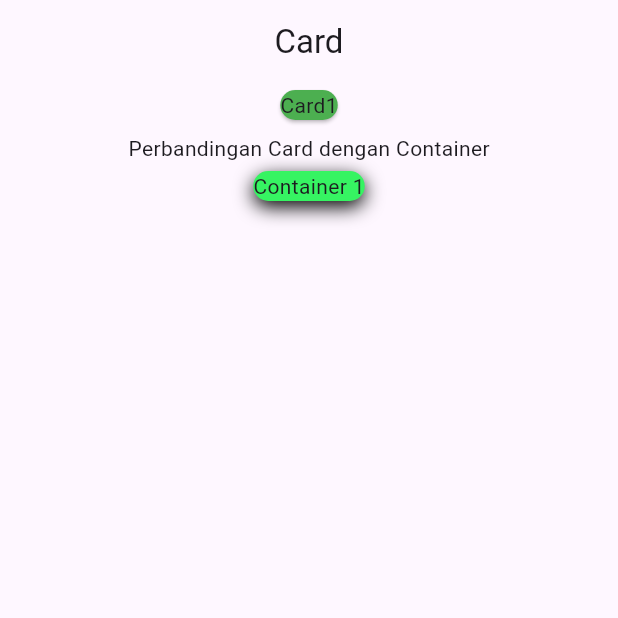
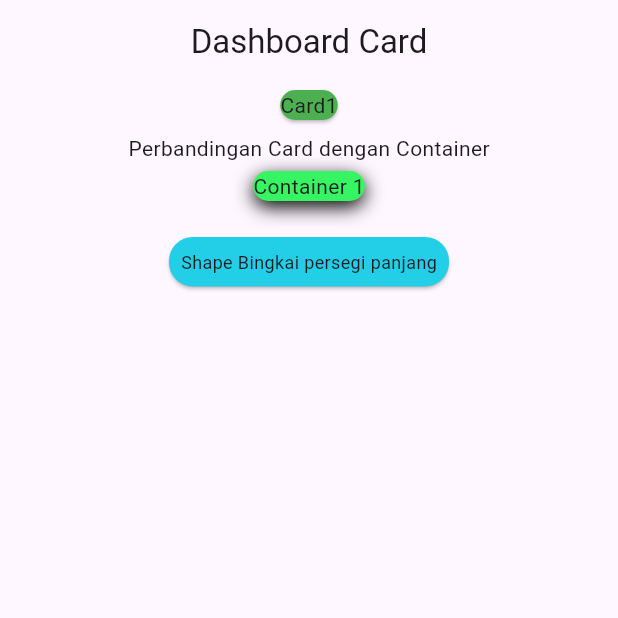
Before and after one commit to AryaPramudya898/latihan8, a Flutter app: the screen it shows after launch, on a phone screen of 412 x 824 dp, the top half of it. Run offline on Flutter 3.47's test engine with Material 3 defaults, Android fonts, the light colour scheme and no system bars.

Commit message:
Membuat Custom Border

```diff
--- a/lib/card/card.dart
+++ b/lib/card/card.dart
@@ -6,7 +6,7 @@ class MyCard extends StatelessWidget {
   @override
   Widget build(BuildContext context) {
     return Scaffold(
-      appBar: AppBar(title: Text("Card"), centerTitle: true, actions: []),
+      appBar: AppBar(title: Text("Dashboard Card"), centerTitle: true, actions: []),
       body: Center(
         child: Container(
           child: Column(
@@ -34,6 +34,18 @@ class MyCard extends StatelessWidget {
                         'Container 1',
                       ),
                     ),
+                    SizedBox(height: 20,),
+                    Card(
+                      color: const Color.fromARGB(255, 34, 207, 230),
+                      shape: RoundedRectangleBorder(
+                        borderRadius: BorderRadius.circular(16)
+                      ),
+                      child: Padding(
+                        padding: const EdgeInsets.all(8.0),
+                      child: Text("Shape Bingkai persegi panjang",
+                        style: TextStyle(fontSize: 12.0)),
+                      ),
+                    )
             ],
           ),
         ),
```
